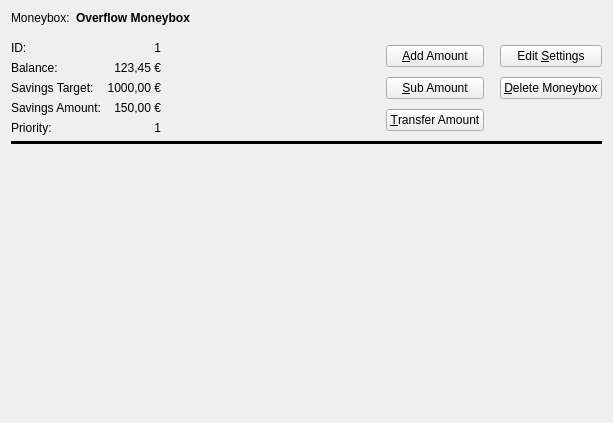
First picture: the form in src/gui/ui/static/moneybox_overview_widget.ui, repository PythBuster/savings_manager_gui, before the edit.
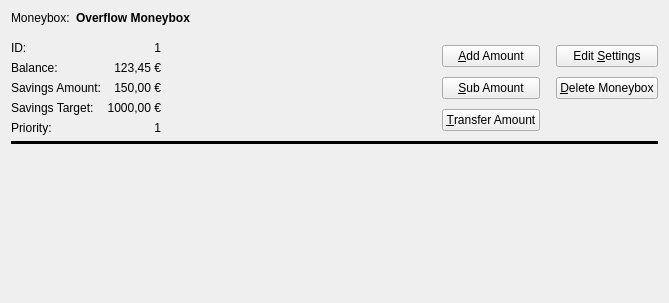
Second picture: the form after the edit.

Commit message: feat: implemented update moneybox settings widget

```diff
--- a/src/gui/ui/static/moneybox_overview_widget.ui
+++ b/src/gui/ui/static/moneybox_overview_widget.ui
@@ -6,8 +6,8 @@
    <rect>
     <x>0</x>
     <y>0</y>
-    <width>613</width>
-    <height>423</height>
+    <width>669</width>
+    <height>303</height>
    </rect>
   </property>
   <property name="windowTitle">
@@ -133,14 +133,14 @@
              </property>
             </widget>
            </item>
-           <item row="2" column="0">
+           <item row="3" column="0">
             <widget class="QLabel" name="label_7">
              <property name="text">
               <string>Savings Target:</string>
              </property>
             </widget>
            </item>
-           <item row="2" column="1">
+           <item row="3" column="1">
             <widget class="QLabel" name="label_savings_target">
              <property name="text">
               <string>1000,00 €</string>
@@ -150,14 +150,14 @@
              </property>
             </widget>
            </item>
-           <item row="3" column="0">
+           <item row="2" column="0">
             <widget class="QLabel" name="label_9">
              <property name="text">
               <string>Savings Amount:</string>
              </property>
             </widget>
            </item>
-           <item row="3" column="1">
+           <item row="2" column="1">
             <widget class="QLabel" name="label_savings_amount">
              <property name="text">
               <string>150,00 €</string>
```
Left out of the diff: 34 changed lines with no effect on the pictures. The commit also changes 10 other files.
